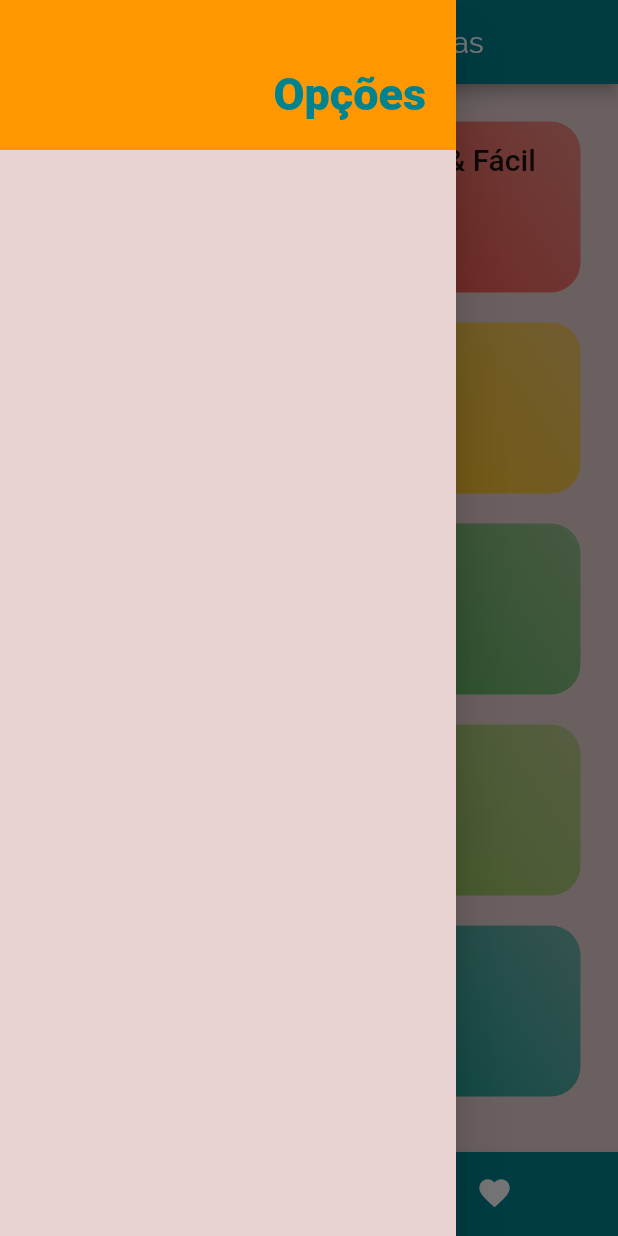
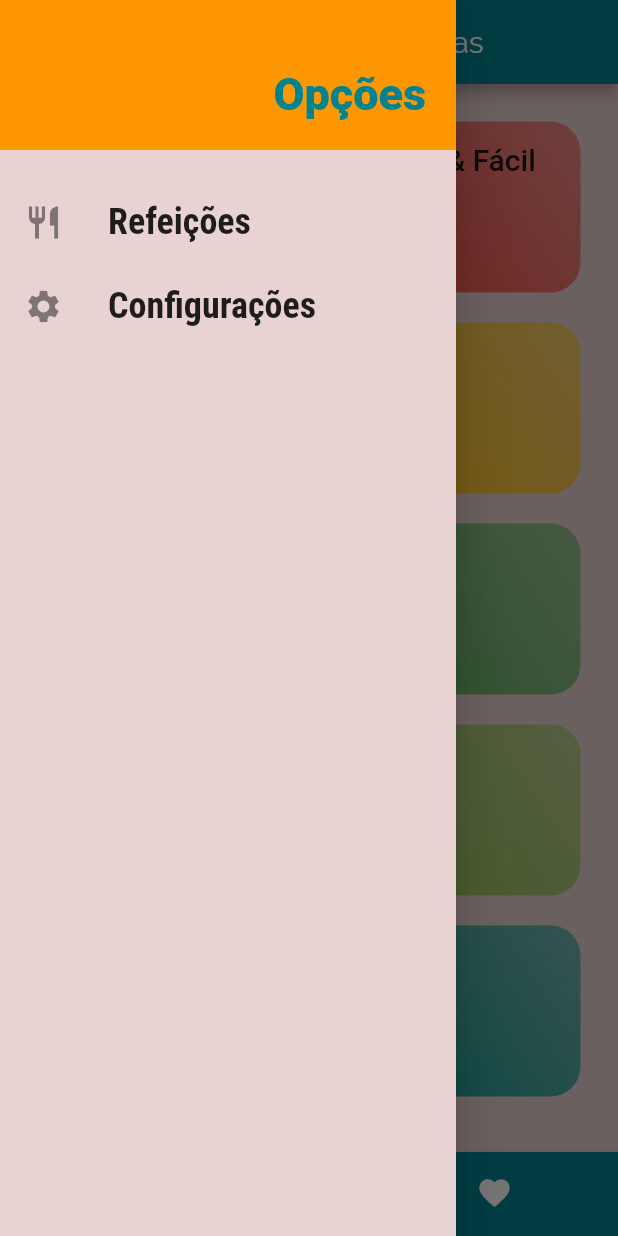
Before and after one commit to bielom43/foods_app, a Flutter app: the screen it shows after launch, with the side drawer open, on a phone screen of 412 x 824 dp. Run offline on Flutter 3.47's test engine with Material 2 defaults, Android fonts, the phone set to English and light mode, and no system bars.

Commit message:
#033 add: new function _createItem

```diff
--- a/lib/components/main_drawer.dart
+++ b/lib/components/main_drawer.dart
@@ -1,13 +1,33 @@
 import 'package:flutter/material.dart';
+
+import '../utils/app_routes.dart';
 
 class MainDrawer extends StatelessWidget {
   const MainDrawer({super.key});
+
+  Widget _createItem(IconData icon, String label, Function() onTap) {
+    return ListTile(
+      leading: Icon(
+        icon,
+        size: 26,
+      ),
+      title: Text(
+        label,
+        style: TextStyle(
+          fontFamily: 'RobotoCondensed',
+          fontSize: 24,
+          fontWeight: FontWeight.bold,
+        ),
+      ),
+      onTap: onTap,
+    );
+  }
 
   @override
   Widget build(BuildContext context) {
     return Drawer(
       child: Column(
-        children: [
+        children: <Widget>[
           Container(
             height: 100,
             width: double.infinity,
@@ -23,6 +43,19 @@ class MainDrawer extends StatelessWidget {
               ),
             ),
           ),
+          SizedBox(
+            height: 20,
+          ),
+          _createItem(
+            Icons.restaurant,
+            'Refeições',
+            () => Navigator.of(context).pushNamed(AppRoutes.HOME),
+          ),
+          _createItem(
+            Icons.settings,
+            'Configurações',
+            () => Navigator.of(context).pushNamed(AppRoutes.SETTINGS),
+          ),
         ],
       ),
     );
```
